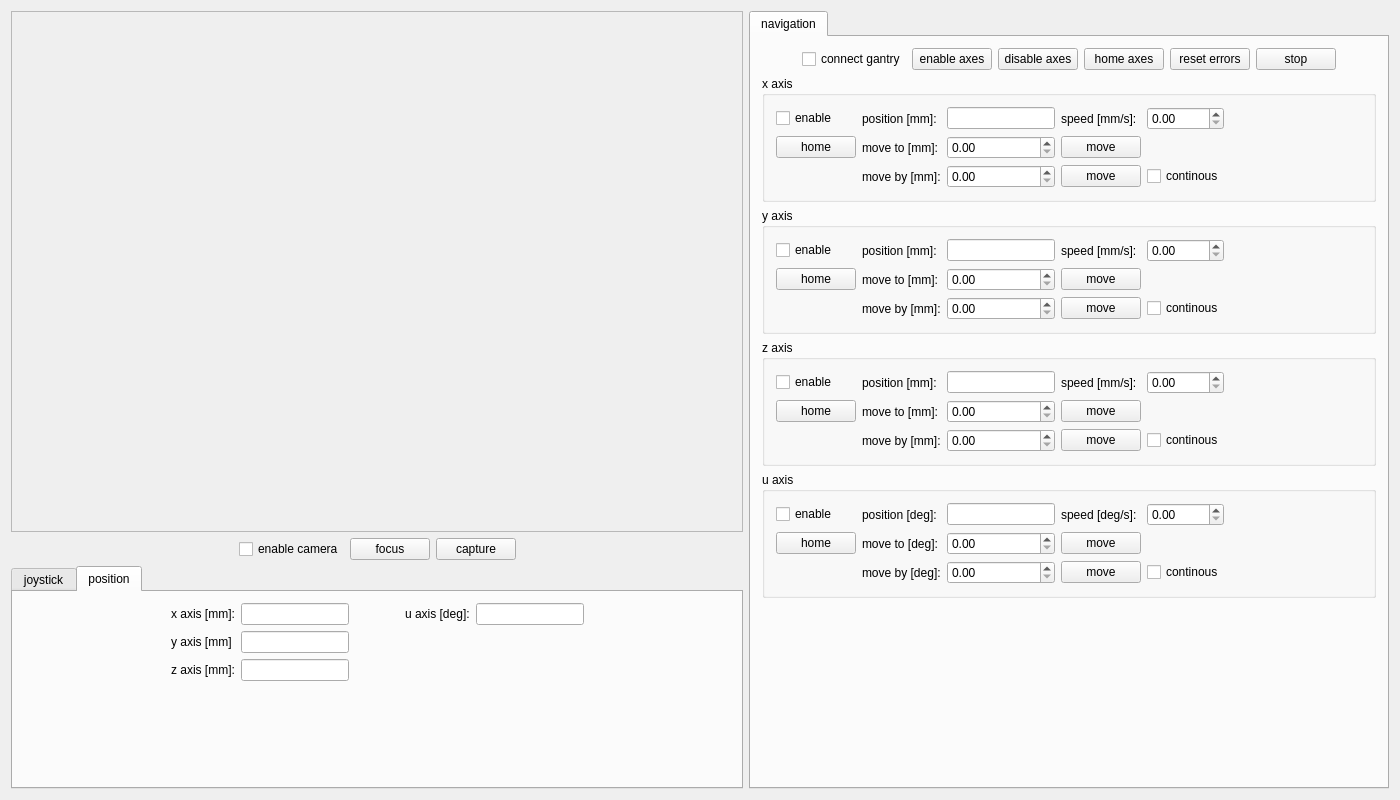
First picture: the form in magrathea.ui, repository guescio/Magrathea, before the edit.
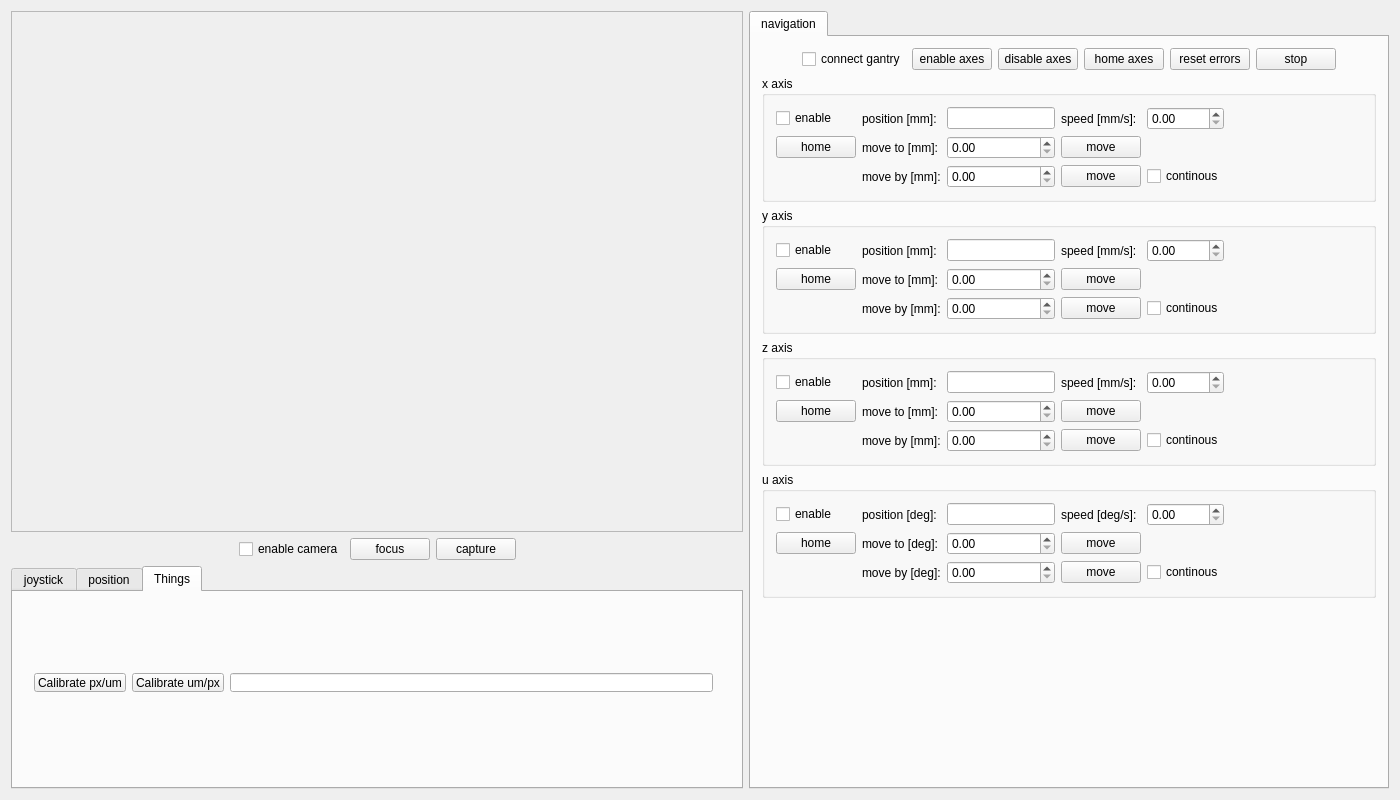
Second picture: the form after the edit.

Diff of the .ui file:
```diff
--- a/magrathea.ui
+++ b/magrathea.ui
@@ -105,7 +105,7 @@
         </sizepolicy>
        </property>
        <property name="currentIndex">
-        <number>1</number>
+        <number>2</number>
        </property>
        <widget class="QWidget" name="joystickTab">
         <attribute name="title">
@@ -466,6 +466,44 @@
          </item>
         </layout>
        </widget>
+       <widget class="QWidget" name="tab">
+        <attribute name="title">
+         <string>Things</string>
+        </attribute>
+        <widget class="QWidget" name="gridLayoutWidget">
+         <property name="geometry">
+          <rect>
+           <x>10</x>
+           <y>70</y>
+           <width>701</width>
+           <height>41</height>
+          </rect>
+         </property>
+         <layout class="QGridLayout" name="gridLayout_5">
+          <item row="0" column="0">
+           <widget class="QPushButton" name="Calib_button">
+            <property name="text">
+             <string>Calibrate px/um</string>
+            </property>
+           </widget>
+          </item>
+          <item row="0" column="1">
+           <widget class="QPushButton" name="Calib_button_2">
+            <property name="text">
+             <string>Calibrate um/px</string>
+            </property>
+           </widget>
+          </item>
+          <item row="0" column="2">
+           <widget class="QLineEdit" name="Calib_value_lineEdit">
+            <property name="readOnly">
+             <bool>true</bool>
+            </property>
+           </widget>
+          </item>
+         </layout>
+        </widget>
+       </widget>
       </widget>
      </item>
     </layout>
```
